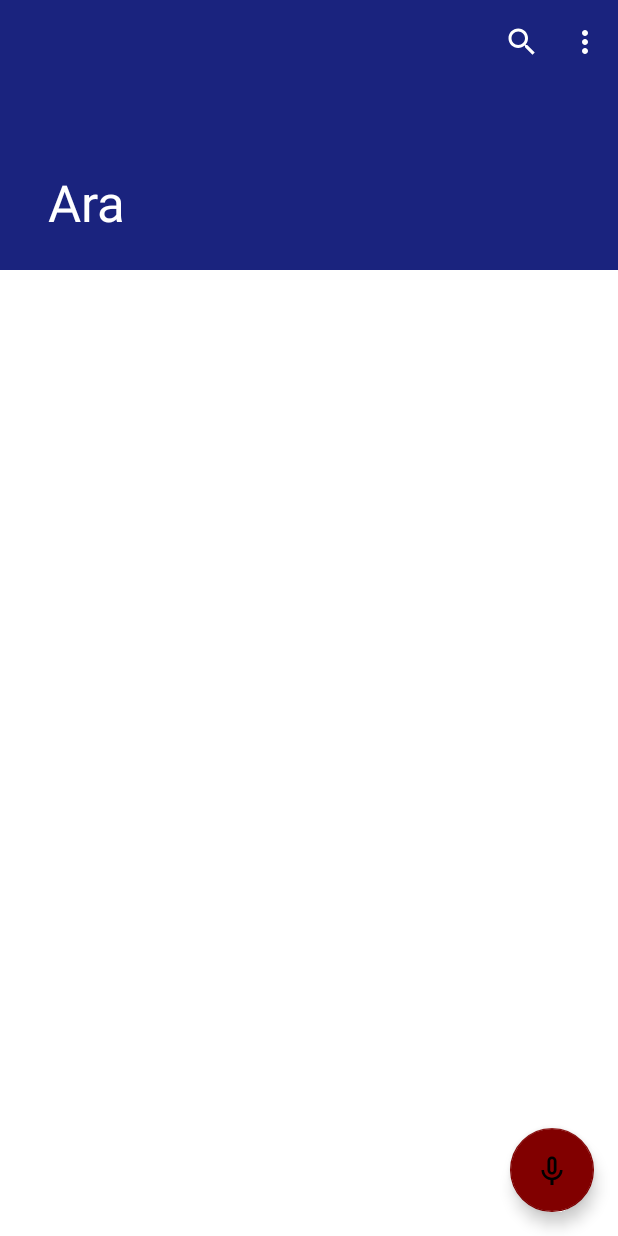
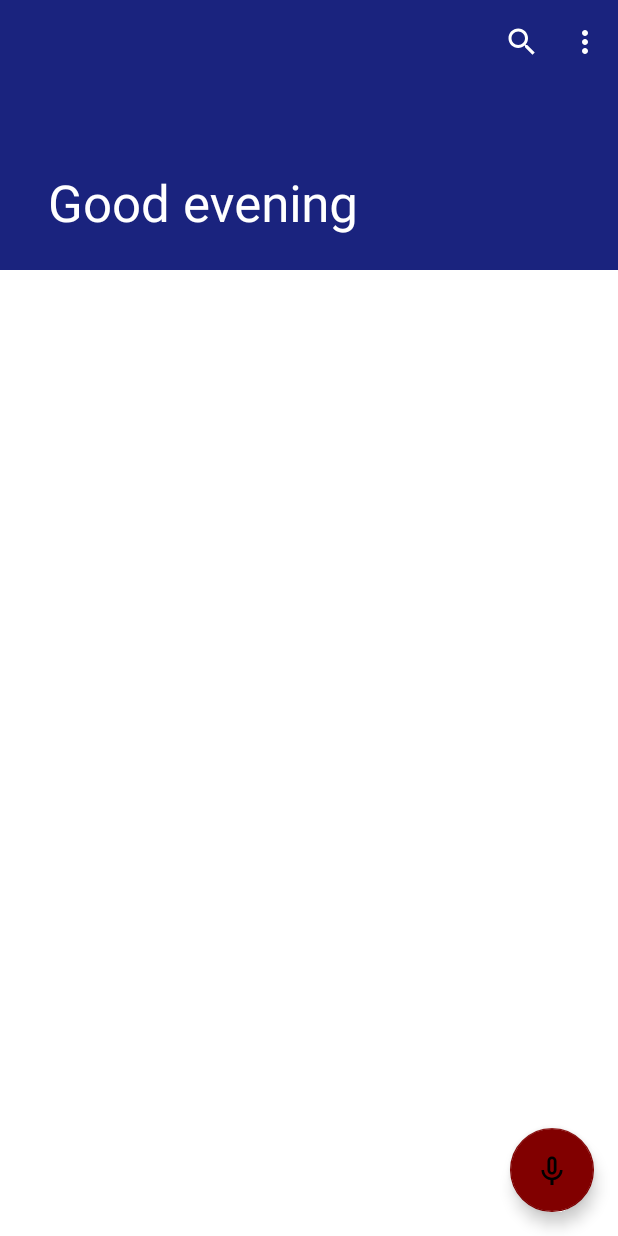
Before and after one commit to FultonBrowne/Ara-android, an Android app: the screen it shows after launch (MainActivity), on a phone screen of 412 x 824 dp. Run offline under Robolectric (Android 15) with nearby library versions, the light colour scheme and no system bars; libraries missing offline, so code that uses them is left out: com.rometools.rome; 1 statement that could not run was skipped.

Commit message:
did stuff

```diff
--- a/app/build.gradle
+++ b/app/build.gradle
@@ -5,7 +5,7 @@ android {
     buildToolsVersion "28.0.3"
     defaultConfig {
         applicationId "com.andromeda.ara"
-        minSdkVersion 21
+        minSdkVersion 19
         targetSdkVersion 28
         versionCode 1
         versionName "1.0"
--- a/app/src/main/java/com/andromeda/ara/MainActivity.java
+++ b/app/src/main/java/com/andromeda/ara/MainActivity.java
@@ -1,12 +1,14 @@
 package com.andromeda.ara;
 
 import android.content.Intent;
+import android.os.Build;
 import android.os.Bundle;
 import android.os.StrictMode;
 import android.view.Menu;
 import android.view.MenuItem;
 import android.view.View;
 
+import androidx.annotation.RequiresApi;
 import androidx.appcompat.app.AppCompatActivity;
 import androidx.appcompat.widget.Toolbar;
 import androidx.recyclerview.widget.LinearLayoutManager;
@@ -25,17 +27,21 @@ import java.net.URL;
 import java.util.ArrayList;
 import java.util.Iterator;
 import java.util.List;
+import java.time.*;
 
 
 public class MainActivity extends AppCompatActivity implements popupuiListDialogFragment.Listener {
 
 
     public SwipeRefreshLayout mSwipeLayout;
+    String mTime = "hello";
+    Toolbar mActionBarToolbar;
 
     public static List<RssFeedModel> parseFeed() throws IOException {
         String mFeedTitle;
         String mFeedLink;
         String mFeedDescription;
+
         List<SyndEntry> mTest;
         List<RssFeedModel> items = new ArrayList<>();
         XmlReader xmlReader = null;
@@ -55,7 +61,7 @@ public class MainActivity extends AppCompatActivity implements popupuiListDialog
             for (Iterator iterator = feedAllData.getEntries().iterator(); iterator
                     .hasNext(); ) {
                 SyndEntry syndEntry = (SyndEntry) iterator.next();
-                mFeedDescription = syndEntry.getComments();
+                mFeedDescription = syndEntry.getDescription().getValue();
                 mFeedTitle = syndEntry.getTitle();
                 mFeedLink = syndEntry.getLink();
                 RssFeedModel rssFeedModel = new RssFeedModel(mFeedDescription, mFeedLink, mFeedTitle);
@@ -90,12 +96,20 @@ public class MainActivity extends AppCompatActivity implements popupuiListDialog
 
     }
 
+
     @Override
     protected void onCreate(Bundle savedInstanceState) {
         super.onCreate(savedInstanceState);
         setContentView(R.layout.activity_main);
         StrictMode.ThreadPolicy policy = new
                 StrictMode.ThreadPolicy.Builder().permitAll().build();
+        if (Build.VERSION.SDK_INT >= Build.VERSION_CODES.O) {
+            time();
+        }
+        mActionBarToolbar = (Toolbar) findViewById(R.id.toolbar);
+        mActionBarToolbar.setTitle("My title");
+        setSupportActionBar(mActionBarToolbar);
+        getSupportActionBar().setTitle(mTime);
         StrictMode.setThreadPolicy(policy);
         RecyclerView recyclerView = findViewById(R.id.list);
         mSwipeLayout = findViewById(R.id.swipe1);
@@ -200,4 +214,17 @@ public class MainActivity extends AppCompatActivity implements popupuiListDialog
     public void onpopupuiClicked(int position) {
 
     }
+    @RequiresApi(26)
+    public String time(){
+
+        int mHour = LocalTime.now().getHour();
+        if (mHour > 12){
+            mTime = "Good morning";
+        }
+        else{
+            mTime = "Good evening";
+        }
+        return mTime;
+
+    }
 }
--- a/app/src/main/res/layout/fragment_item.xml
+++ b/app/src/main/res/layout/fragment_item.xml
@@ -14,14 +14,14 @@
 
 
         <TextView
-            android:id="@+id/item_number"
+            android:id="@+id/content"
             android:layout_width="wrap_content"
             android:layout_height="wrap_content"
             android:layout_margin="@dimen/text_margin"
             android:textAppearance="?attr/textAppearanceListItem" />
 
         <TextView
-            android:id="@+id/content"
+            android:id="@+id/item_number"
             android:layout_width="wrap_content"
             android:layout_height="wrap_content"
             android:layout_margin="@dimen/text_margin"
```
